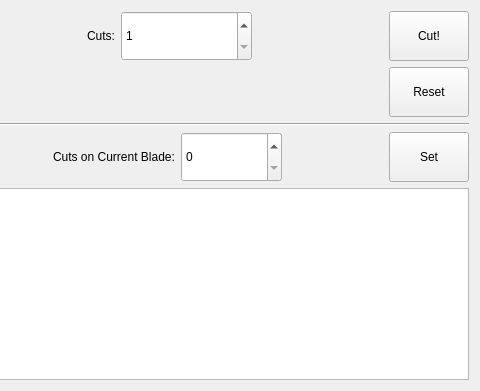
Old version of the form cutter.ui in the repository fwappy/tubingCutter; both pictures show x 266 to 746 and y 0 to 391 of the 746 by 391 pixel window.
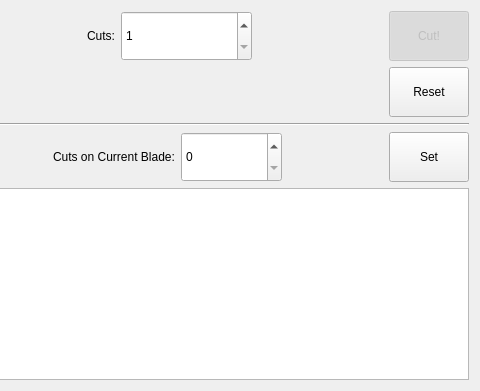
New version of the form.

Commit message: All features Implemented

Patch:
```diff
--- a/cutter.ui
+++ b/cutter.ui
@@ -286,6 +286,9 @@
    </item>
    <item row="0" column="1">
     <widget class="QPushButton" name="cutButton">
+     <property name="enabled">
+      <bool>false</bool>
+     </property>
      <property name="sizePolicy">
       <sizepolicy hsizetype="Minimum" vsizetype="Expanding">
        <horstretch>0</horstretch>
@@ -298,6 +301,9 @@
      <property name="checkable">
       <bool>true</bool>
      </property>
+     <property name="checked">
+      <bool>true</bool>
+     </property>
     </widget>
    </item>
    <item row="4" column="0" colspan="2">
```
The commit also changes 1 other file.
